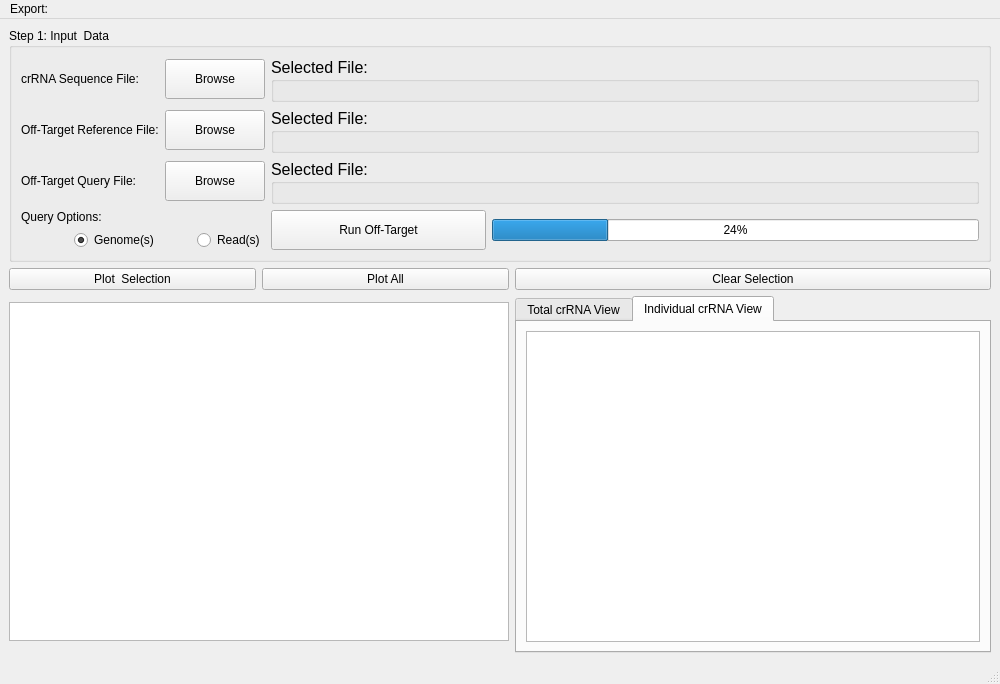
mwermert/COSC594_finalproject, file MyMainWindow.ui: the form before one commit.
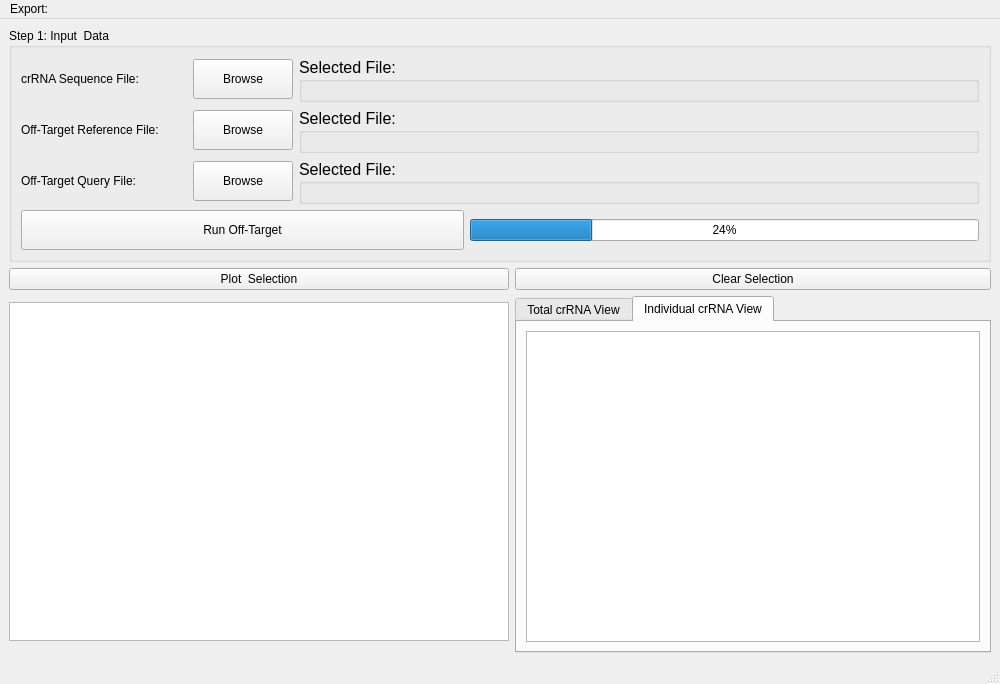
The form after the commit. The open tabs and pages were chosen to show the change.

What changed in the file:
```diff
--- a/MyMainWindow.ui
+++ b/MyMainWindow.ui
@@ -48,20 +48,6 @@
       </widget>
      </widget>
     </item>
-    <item row="1" column="0">
-     <widget class="QPushButton" name="plot_selection">
-      <property name="text">
-       <string>Plot  Selection</string>
-      </property>
-     </widget>
-    </item>
-    <item row="1" column="1">
-     <widget class="QPushButton" name="plot_all">
-      <property name="text">
-       <string>Plot All</string>
-      </property>
-     </widget>
-    </item>
     <item row="1" column="2" colspan="2">
      <widget class="QPushButton" name="clear_selection">
       <property name="text">
@@ -91,19 +77,6 @@
        <string>Step 1: Input  Data</string>
       </property>
       <layout class="QGridLayout" name="gridLayout_2">
-       <item row="5" column="2" rowspan="2">
-        <widget class="QPushButton" name="pushButton_4">
-         <property name="minimumSize">
-          <size>
-           <width>215</width>
-           <height>40</height>
-          </size>
-         </property>
-         <property name="text">
-          <string>Run Off-Target</string>
-         </property>
-        </widget>
-       </item>
        <item row="0" column="2" colspan="4">
         <widget class="QGroupBox" name="groupBox_1">
          <property name="minimumSize">
@@ -154,19 +127,6 @@
          </layout>
         </widget>
        </item>
-       <item row="6" column="1" alignment="Qt::AlignRight">
-        <widget class="QRadioButton" name="radioButton_2">
-         <property name="maximumSize">
-          <size>
-           <width>100000</width>
-           <height>16777215</height>
-          </size>
-         </property>
-         <property name="text">
-          <string>Read(s)</string>
-         </property>
-        </widget>
-       </item>
        <item row="4" column="0">
         <widget class="QLabel" name="label_3">
          <property name="maximumSize">
@@ -180,19 +140,6 @@
          </property>
         </widget>
        </item>
-       <item row="5" column="0">
-        <widget class="QLabel" name="label_4">
-         <property name="maximumSize">
-          <size>
-           <width>120</width>
-           <height>16777215</height>
-          </size>
-         </property>
-         <property name="text">
-          <string>Query Options:</string>
-         </property>
-        </widget>
-       </item>
        <item row="4" column="2" colspan="4">
         <widget class="QGroupBox" name="groupBox_3">
          <property name="minimumSize">
@@ -326,22 +273,6 @@
          </property>
         </widget>
        </item>
-       <item row="6" column="0" alignment="Qt::AlignRight">
-        <widget class="QRadioButton" name="radioButton">
-         <property name="maximumSize">
-          <size>
-           <width>10000</width>
-           <height>16777215</height>
-          </size>
-         </property>
-         <property name="text">
-          <string>Genome(s)</string>
-         </property>
-         <property name="checked">
-          <bool>true</bool>
-         </property>
-        </widget>
-       </item>
        <item row="0" column="1">
         <widget class="QPushButton" name="browse_1">
          <property name="maximumSize">
@@ -381,9 +312,29 @@
          </property>
         </widget>
        </item>
+       <item row="5" column="0" rowspan="2" colspan="3">
+        <widget class="QPushButton" name="run_OT">
+         <property name="minimumSize">
+          <size>
+           <width>215</width>
+           <height>40</height>
+          </size>
+         </property>
+         <property name="text">
+          <string>Run Off-Target</string>
+         </property>
+        </widget>
+       </item>
       </layout>
      </widget>
     </item>
+    <item row="1" column="0" colspan="2">
+     <widget class="QPushButton" name="plot_selection">
+      <property name="text">
+       <string>Plot  Selection</string>
+      </property>
+     </widget>
+    </item>
    </layout>
   </widget>
   <widget class="QMenuBar" name="menubar">
```
Left out of the diff: 2 changed lines with no effect on the pictures.
